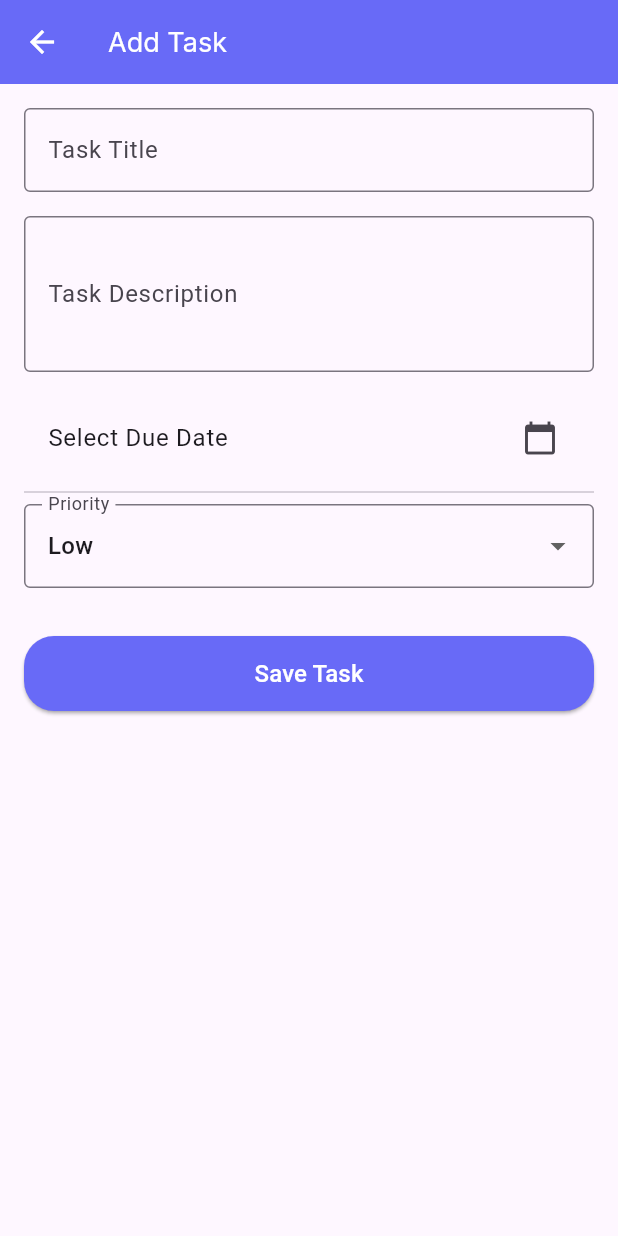
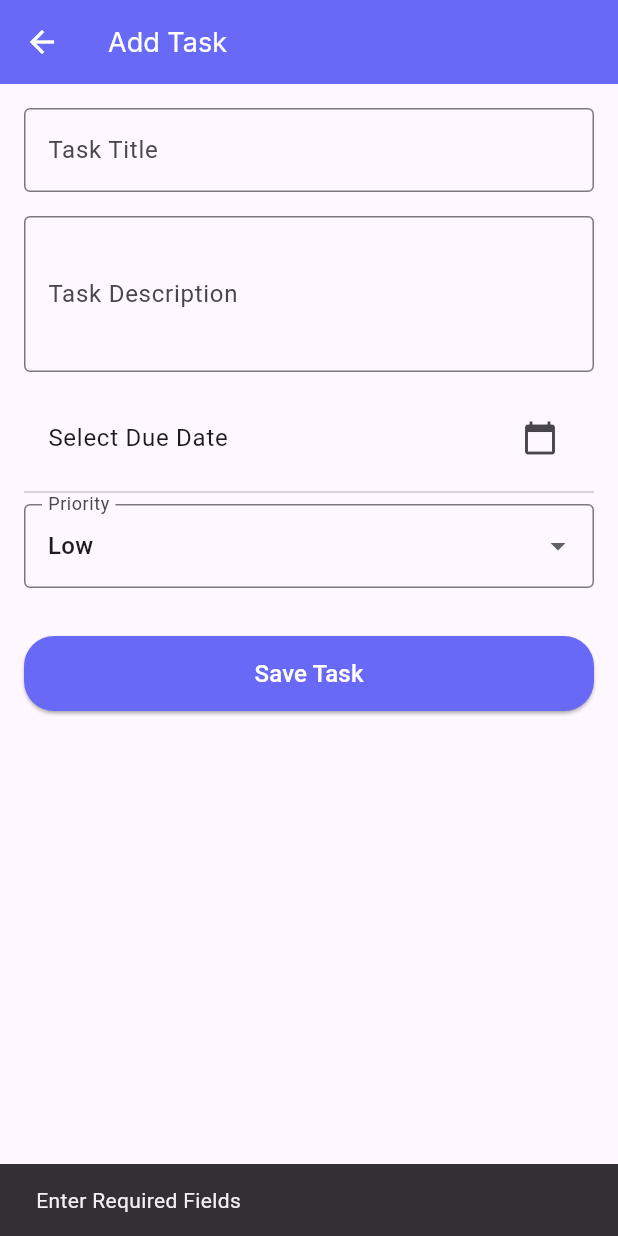
Before and after one commit to hawltuyenealem/task_management, a Flutter app: the AddTaskScreen screen opened directly, after a tap on "Save Task", on a phone screen of 412 x 824 dp. Run offline on Flutter 3.47's test engine with Material 3 defaults, Android fonts, the phone set to English and light mode, and no system bars; our stand-ins replace bloc, cloud_firestore, dartz, equatable, firebase_auth, firebase_core and 7 more; accounts and stored records are empty.

Commit message:
latest changes

```diff
--- a/lib/presentation/task/screens/add_task_screen.dart
+++ b/lib/presentation/task/screens/add_task_screen.dart
@@ -25,6 +25,7 @@ class _AddTaskScreenState extends State<AddTaskScreen> {
   String _priority = 'Low';
 
   void _saveTask() {
+    if(titleController.text.isNotEmpty || descriptionController.text.isNotEmpty || _dueDate !=null ){
       final newTask = TaskModel(
         id: generateRandomId(),
         title: titleController.text,
@@ -35,6 +36,10 @@ class _AddTaskScreenState extends State<AddTaskScreen> {
       );
 
       sl<TaskBloc>().add(AddTaskEvent(task: newTask));
+    }
+    else {
+      showSnackBar("Enter Required Fields", context);
+    }
   }
 
   Future<void> _selectDueDate() async {
```
Also changed, not shown: lib/presentation/task/screens/edit_task_screen.dart (+7 -3 lines). Lines whose indentation alone changed are shown as unchanged.
